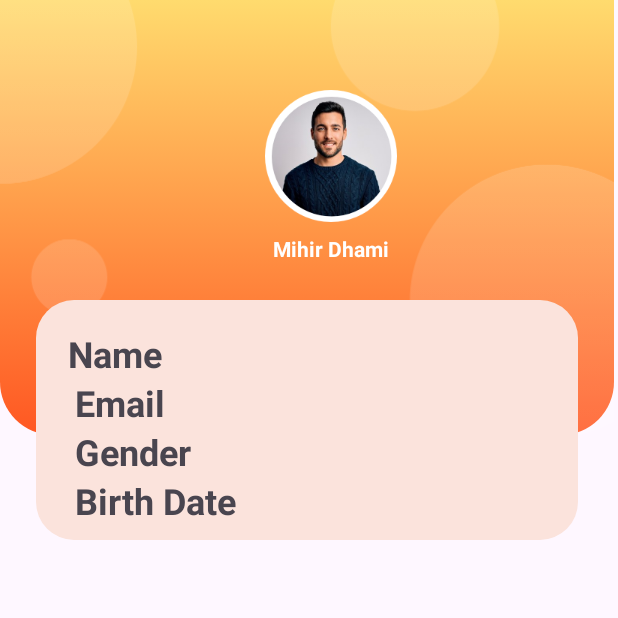
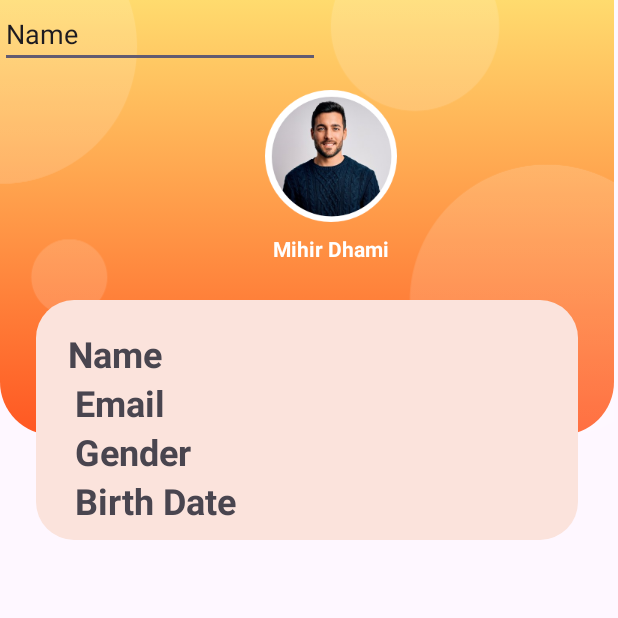
Before and after one commit to AlishNarshidani/Fantasy-App, an Android app: the ProfiePage screen opened directly, with no data from a screen before it, on a phone screen of 412 x 824 dp, the top half of it. Run offline under Robolectric (Android 15) with nearby library versions, the phone set to English and light mode, and no system bars; Roboto replaces fonts that are not available here.

Commit message:
user profile attached with more section

```diff
--- a/app/src/main/res/layout/activity_profie_page.xml
+++ b/app/src/main/res/layout/activity_profie_page.xml
@@ -67,6 +67,16 @@
                         app:layout_constraintStart_toStartOf="parent"
                         app:layout_constraintTop_toTopOf="parent"
                         app:srcCompat="@drawable/profile" />
+
+                    <EditText
+                        android:id="@+id/editTextText8"
+                        android:layout_width="wrap_content"
+                        android:layout_height="wrap_content"
+                        android:ems="10"
+                        android:inputType="text"
+                        android:text="Name"
+                        tools:layout_editor_absoluteX="146dp"
+                        tools:layout_editor_absoluteY="216dp" />
 
 
                 </androidx.constraintlayout.widget.ConstraintLayout>
```
